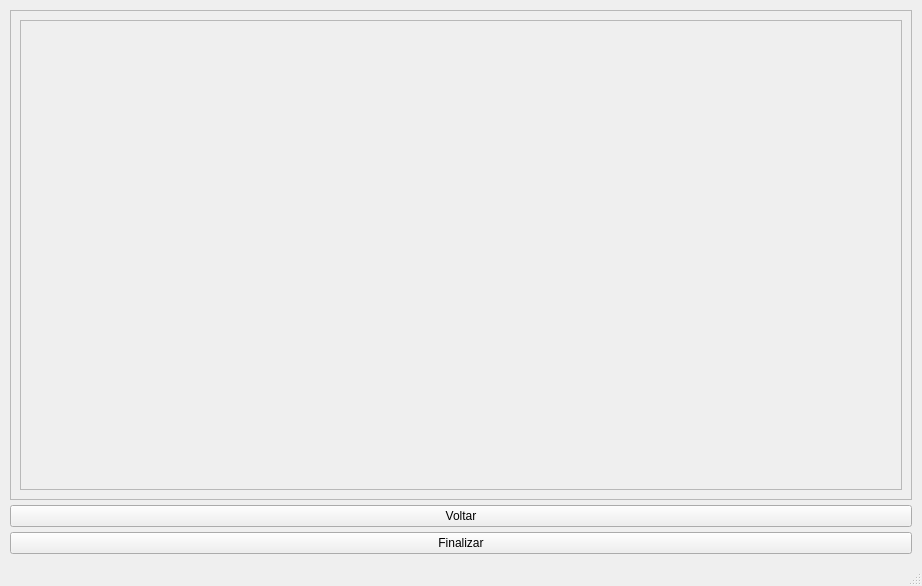
This is Telas/.ui/tela_resultado_BLAST.ui in PedroAzevedo141/GeMapCom as Qt 5 draws it before an edit. The edited form follows.
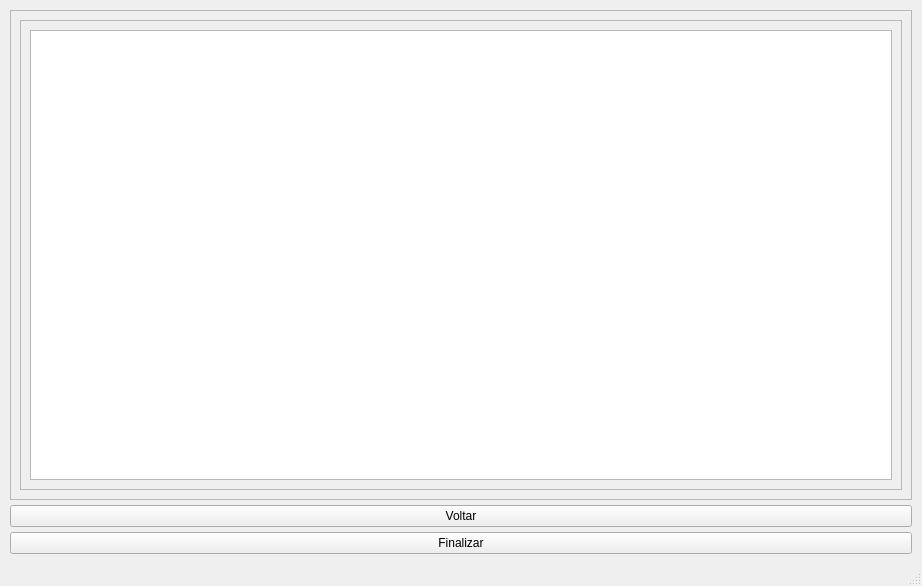
This is the edited form.

Patch:
```diff
--- a/Telas/.ui/tela_resultado_BLAST.ui
+++ b/Telas/.ui/tela_resultado_BLAST.ui
@@ -61,17 +61,7 @@
           </property>
           <layout class="QGridLayout" name="gridLayout_3">
            <item row="0" column="0">
-            <widget class="QLabel" name="Saida">
-             <property name="frameShape">
-              <enum>QFrame::NoFrame</enum>
-             </property>
-             <property name="frameShadow">
-              <enum>QFrame::Plain</enum>
-             </property>
-             <property name="text">
-              <string/>
-             </property>
-            </widget>
+            <widget class="QTextEdit" name="Saida"/>
            </item>
           </layout>
          </widget>
```
